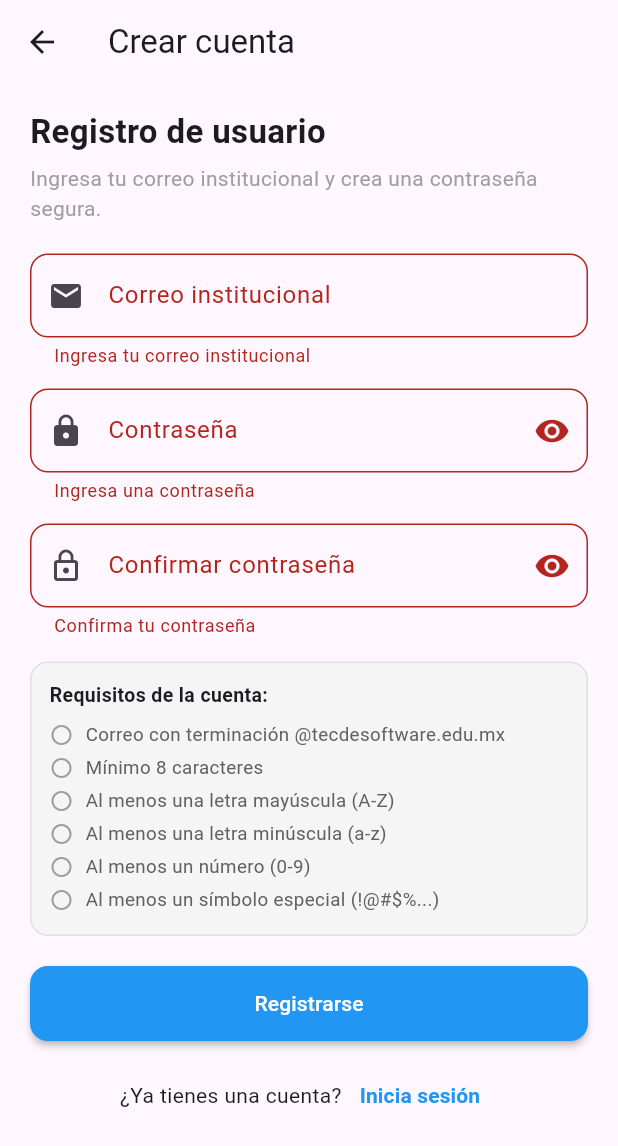
After one commit to angela-rojas05/login_rive_animation, a Flutter app: the SignUpScreen screen opened directly, after a tap on "Registrarse", on a phone screen of 412 x 824 dp. The commit adds this screen. Shown: the top 1146 px of the screen. Run offline on Flutter 3.47's test engine with Material 3 defaults, Android fonts, the phone set to English and light mode, and no system bars; our stand-ins replace firebase_auth, firebase_core, rive; accounts and stored records are empty; generated files the repository leaves out were written again.

Commit message:
feat(auth): add SignUpScreen with institutional email and password validation

```diff
--- a/lib/screens/login_screen.dart
+++ b/lib/screens/login_screen.dart
@@ -6,6 +6,7 @@ import 'dart:async';
 //5.1 Importar Firebase Auth y la pantalla de productos
 import 'package:firebase_auth/firebase_auth.dart';
 import 'products_screen.dart';
+import 'signup_screen.dart';
 
 class LoginScreen extends StatefulWidget {
   const LoginScreen({super.key});
@@ -250,9 +251,17 @@ class _LoginScreenState extends State<LoginScreen> {
                     children: [
                       const Text("Don't have an account?"),
                       TextButton(
-                        onPressed: () {},
+                        onPressed: () {
+                          // Hito 1 - B (h1-4): Navegar a SignUpScreen con Navigator.push
+                          Navigator.push(
+                            context,
+                            MaterialPageRoute(
+                              builder: (_) => const SignUpScreen(),
+                            ),
+                          );
+                        },
                         child: const Text(
-                          "register",
+                          "Sign up",
                           style: TextStyle(
                             color: Colors.blue,
                             fontWeight: FontWeight.bold,
--- /dev/null
+++ b/lib/screens/signup_screen.dart
@@ -0,0 +1,368 @@
+import 'package:flutter/material.dart';
+import 'package:firebase_auth/firebase_auth.dart';
+
+class SignUpScreen extends StatefulWidget {
+  const SignUpScreen({super.key});
+
+  @override
+  State<SignUpScreen> createState() => _SignUpScreenState();
+}
+
+class _SignUpScreenState extends State<SignUpScreen> {
+  final _emailCtrl = TextEditingController();
+  final _passwordCtrl = TextEditingController();
+  final _confirmPasswordCtrl = TextEditingController();
+
+  bool _isObscurePass = true;
+  bool _isObscureConfirm = true;
+  bool _isLoading = false;
+
+  String? _emailError;
+  String? _passError;
+  String? _confirmPassError;
+
+  // Hito 1 - B (h1-5): Validación de correo institucional @tecdesoftware.edu.mx
+  bool _isValidInstitutionalEmail(String email) {
+    final re = RegExp(
+      r'^[^\s@]+@tecdesoftware\.edu\.mx$',
+      caseSensitive: false,
+    );
+    return re.hasMatch(email);
+  }
+
+  // Hito 1 - B (h1-5): Reglas individuales de contraseña para mostrarlas en pantalla
+  bool get _hasMinLength => _passwordCtrl.text.length >= 8;
+  bool get _hasUppercase => RegExp(r'[A-Z]').hasMatch(_passwordCtrl.text);
+  bool get _hasLowercase => RegExp(r'[a-z]').hasMatch(_passwordCtrl.text);
+  bool get _hasDigit => RegExp(r'\d').hasMatch(_passwordCtrl.text);
+  bool get _hasSpecial =>
+      RegExp(r'[^A-Za-z0-9]').hasMatch(_passwordCtrl.text);
+
+  bool _isValidPassword(String pass) {
+    final re = RegExp(
+      r'^(?=.*[a-z])(?=.*[A-Z])(?=.*\d)(?=.*[^A-Za-z0-9]).{8,}$',
+    );
+    return re.hasMatch(pass);
+  }
+
+  Future<void> _onSignUp() async {
+    final email = _emailCtrl.text.trim();
+    final pass = _passwordCtrl.text;
+    final confirmPass = _confirmPasswordCtrl.text;
+
+    String? eError;
+    String? pError;
+    String? cError;
+
+    if (email.isEmpty) {
+      eError = 'Ingresa tu correo institucional';
+    } else if (!_isValidInstitutionalEmail(email)) {
+      eError = 'Debe terminar en @tecdesoftware.edu.mx';
+    }
+
+    if (pass.isEmpty) {
+      pError = 'Ingresa una contraseña';
+    } else if (!_isValidPassword(pass)) {
+      pError = 'La contraseña no cumple con todos los requisitos';
+    }
+
+    if (confirmPass.isEmpty) {
+      cError = 'Confirma tu contraseña';
+    } else if (confirmPass != pass) {
+      cError = 'Las contraseñas no coinciden';
+    }
+
+    setState(() {
+      _emailError = eError;
+      _passError = pError;
+      _confirmPassError = cError;
+    });
+
+    FocusScope.of(context).unfocus();
+
+    if (eError != null || pError != null || cError != null) {
+      return;
+    }
+
+    setState(() {
+      _isLoading = true;
+    });
+
+    try {
+      // Hito 1 - B (h1-6): Registrar usuario en Firebase Authentication
+      await FirebaseAuth.instance.createUserWithEmailAndPassword(
+        email: email,
+        password: pass,
+      );
+
+      if (!mounted) return;
+      setState(() {
+        _isLoading = false;
+      });
+
+      ScaffoldMessenger.of(context)
+        ..hideCurrentSnackBar()
+        ..showSnackBar(
+          SnackBar(
+            content: const Text(
+              '¡Cuenta registrada con éxito! Ahora puedes iniciar sesión.',
+            ),
+            backgroundColor: Colors.green.shade700,
+            behavior: SnackBarBehavior.floating,
+          ),
+        );
+
+      // Regresar a la pantalla de Login
+      Navigator.pop(context);
+    } on FirebaseAuthException catch (e) {
+      if (!mounted) return;
+      setState(() {
+        _isLoading = false;
+        if (e.code == 'email-already-in-use') {
+          _emailError = 'Este correo institucional ya está registrado';
+        } else if (e.code == 'invalid-email') {
+          _emailError = 'El formato del correo no es válido';
+        } else if (e.code == 'weak-password') {
+          _passError = 'La contraseña es demasiado débil';
+        }
+      });
+
+      if (e.code != 'email-already-in-use' &&
+          e.code != 'invalid-email' &&
+          e.code != 'weak-password') {
+        ScaffoldMessenger.of(context)
+          ..hideCurrentSnackBar()
+          ..showSnackBar(
+            SnackBar(
+              content: Text('Error al registrar: ${e.message ?? e.code}'),
+              backgroundColor: Colors.red.shade700,
+              behavior: SnackBarBehavior.floating,
+            ),
+          );
+      }
+    } catch (e) {
+      if (!mounted) return;
+      setState(() {
+        _isLoading = false;
+      });
+      ScaffoldMessenger.of(context)
+        ..hideCurrentSnackBar()
+        ..showSnackBar(
+          SnackBar(
+            content: const Text('Ocurrió un error inesperado al registrar.'),
+            backgroundColor: Colors.red.shade700,
+            behavior: SnackBarBehavior.floating,
+          ),
+        );
+    }
+  }
+
+  Widget _buildRuleItem(String text, bool met) {
+    return Padding(
+      padding: const EdgeInsets.symmetric(vertical: 2.0),
+      child: Row(
+        children: [
+          Icon(
+            met ? Icons.check_circle : Icons.radio_button_unchecked,
+            size: 16,
+            color: met ? Colors.green : Colors.grey,
+          ),
+          const SizedBox(width: 8),
+          Expanded(
+            child: Text(
+              text,
+              style: TextStyle(
+                fontSize: 12.5,
+                color: met ? Colors.green.shade800 : Colors.grey.shade700,
+                fontWeight: met ? FontWeight.w600 : FontWeight.normal,
+              ),
+            ),
+          ),
+        ],
+      ),
+    );
+  }
+
+  @override
+  Widget build(BuildContext context) {
+    final Size size = MediaQuery.of(context).size;
+    final bool emailMet = _isValidInstitutionalEmail(_emailCtrl.text.trim());
+
+    return Scaffold(
+      appBar: AppBar(title: const Text('Crear cuenta')),
+      body: SingleChildScrollView(
+        child: SafeArea(
+          child: Padding(
+            padding: const EdgeInsets.symmetric(horizontal: 20.0, vertical: 16),
+            child: Column(
+              crossAxisAlignment: CrossAxisAlignment.start,
+              children: [
+                const Text(
+                  'Registro de usuario',
+                  style: TextStyle(fontSize: 22, fontWeight: FontWeight.bold),
+                ),
+                const SizedBox(height: 6),
+                const Text(
+                  'Ingresa tu correo institucional y crea una contraseña segura.',
+                  style: TextStyle(fontSize: 14, color: Colors.grey),
+                ),
+                const SizedBox(height: 20),
+                TextField(
+                  controller: _emailCtrl,
+                  onChanged: (_) => setState(() {}),
+                  keyboardType: TextInputType.emailAddress,
+                  decoration: InputDecoration(
+                    labelText: 'Correo institucional',
+                    hintText: 'usuario@tecdesoftware.edu.mx',
+                    errorText: _emailError,
+                    prefixIcon: const Icon(Icons.email),
+                    border: OutlineInputBorder(
+                      borderRadius: BorderRadius.circular(12),
+                    ),
+                  ),
+                ),
+                const SizedBox(height: 14),
+                TextField(
+                  controller: _passwordCtrl,
+                  onChanged: (_) => setState(() {}),
+                  obscureText: _isObscurePass,
+                  decoration: InputDecoration(
+                    labelText: 'Contraseña',
+                    hintText: 'Contraseña segura',
+                    errorText: _passError,
+                    prefixIcon: const Icon(Icons.lock),
+                    suffixIcon: IconButton(
+                      icon: Icon(
+                        _isObscurePass
+                            ? Icons.visibility
+                            : Icons.visibility_off,
+                      ),
+                      onPressed: () {
+                        setState(() {
+                          _isObscurePass = !_isObscurePass;
+                        });
+                      },
+                    ),
+                    border: OutlineInputBorder(
+                      borderRadius: BorderRadius.circular(12),
+                    ),
+                  ),
+                ),
+                const SizedBox(height: 14),
+                TextField(
+                  controller: _confirmPasswordCtrl,
+                  onChanged: (_) => setState(() {}),
+                  obscureText: _isObscureConfirm,
+                  decoration: InputDecoration(
+                    labelText: 'Confirmar contraseña',
+                    hintText: 'Repite tu contraseña',
+                    errorText: _confirmPassError,
+                    prefixIcon: const Icon(Icons.lock_outline),
+                    suffixIcon: IconButton(
+                      icon: Icon(
+                        _isObscureConfirm
+                            ? Icons.visibility
+                            : Icons.visibility_off,
+                      ),
+                      onPressed: () {
+                        setState(() {
+                          _isObscureConfirm = !_isObscureConfirm;
+                        });
+                      },
+                    ),
+                    border: OutlineInputBorder(
+                      borderRadius: BorderRadius.circular(12),
+                    ),
+                  ),
+                ),
+                const SizedBox(height: 16),
+                Container(
+                  width: size.width,
+                  padding: const EdgeInsets.all(12),
+                  decoration: BoxDecoration(
+                    color: Colors.grey.shade100,
+                    borderRadius: BorderRadius.circular(12),
+                    border: Border.all(color: Colors.grey.shade300),
+                  ),
+                  child: Column(
+                    crossAxisAlignment: CrossAxisAlignment.start,
+                    children: [
+                      const Text(
+                        'Requisitos de la cuenta:',
+                        style: TextStyle(
+                          fontSize: 13,
+                          fontWeight: FontWeight.bold,
+                        ),
+                      ),
+                      const SizedBox(height: 6),
+                      _buildRuleItem(
+                        'Correo con terminación @tecdesoftware.edu.mx',
+                        emailMet,
+                      ),
+                      _buildRuleItem('Mínimo 8 caracteres', _hasMinLength),
+                      _buildRuleItem(
+                        'Al menos una letra mayúscula (A-Z)',
+                        _hasUppercase,
+                      ),
+                      _buildRuleItem(
+                        'Al menos una letra minúscula (a-z)',
+                        _hasLowercase,
+                      ),
+                      _buildRuleItem('Al menos un número (0-9)', _hasDigit),
+                      _buildRuleItem(
+                        'Al menos un símbolo especial (!@#\$%...)',
+                        _hasSpecial,
+                      ),
+                    ],
+                  ),
+                ),
+                const SizedBox(height: 20),
+                MaterialButton(
+                  minWidth: size.width,
+                  height: 50,
+                  color: Colors.blue,
+                  shape: RoundedRectangleBorder(
+                    borderRadius: BorderRadius.circular(12),
+                  ),
+                  textColor: Colors.white,
+                  onPressed: _isLoading ? null : _onSignUp,
+                  child: _isLoading
+                      ? const CircularProgressIndicator(color: Colors.white)
+                      : const Text(
+                          'Registrarse',
+                          style: TextStyle(color: Colors.white),
+                        ),
+                ),
+                const SizedBox(height: 12),
+                Row(
+                  mainAxisAlignment: MainAxisAlignment.center,
+                  children: [
+                    const Text('¿Ya tienes una cuenta?'),
+                    TextButton(
+                      onPressed: () => Navigator.pop(context),
+                      child: const Text(
+                        'Inicia sesión',
+                        style: TextStyle(
+                          color: Colors.blue,
+                          fontWeight: FontWeight.bold,
+                        ),
+                      ),
+                    ),
+                  ],
+                ),
+              ],
+            ),
+          ),
+        ),
+      ),
+    );
+  }
+
+  @override
+  void dispose() {
+    _emailCtrl.dispose();
+    _passwordCtrl.dispose();
+    _confirmPasswordCtrl.dispose();
+    super.dispose();
+  }
+}
```
